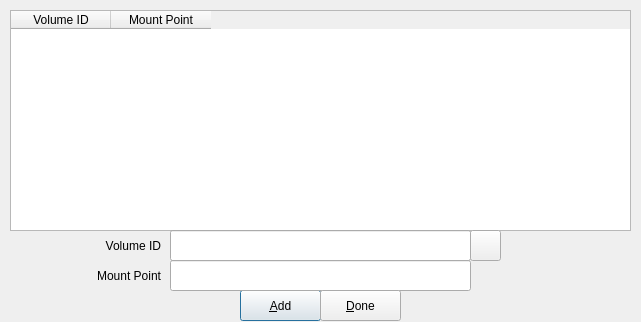
Old version of the form src/favorites.ui in the repository mhogomchungu/cryfs-gui.
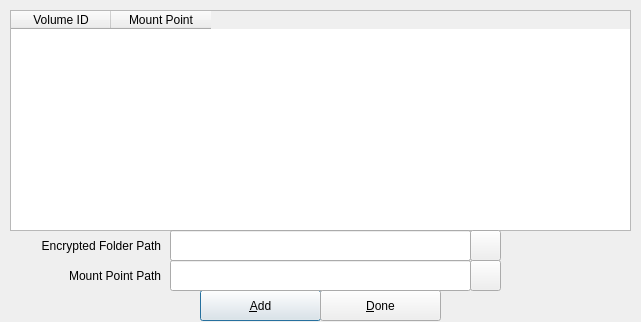
New version of the form.

Diff of the .ui file:
```diff
--- a/src/favorites.ui
+++ b/src/favorites.ui
@@ -19,9 +19,9 @@
   <widget class="QPushButton" name="pbAdd">
    <property name="geometry">
     <rect>
-     <x>240</x>
+     <x>200</x>
      <y>290</y>
-     <width>81</width>
+     <width>121</width>
      <height>31</height>
     </rect>
    </property>
@@ -86,7 +86,7 @@
     </rect>
    </property>
    <property name="text">
-    <string>Volume ID</string>
+    <string>Encrypted Folder Path</string>
    </property>
    <property name="alignment">
     <set>Qt::AlignRight|Qt::AlignTrailing|Qt::AlignVCenter</set>
@@ -105,7 +105,7 @@
     </rect>
    </property>
    <property name="text">
-    <string>Mount Point</string>
+    <string>Mount Point Path</string>
    </property>
    <property name="alignment">
     <set>Qt::AlignRight|Qt::AlignTrailing|Qt::AlignVCenter</set>
@@ -155,7 +155,7 @@
     <rect>
      <x>320</x>
      <y>290</y>
-     <width>81</width>
+     <width>121</width>
      <height>31</height>
     </rect>
    </property>
@@ -163,6 +163,19 @@
     <string>&amp;Done</string>
    </property>
   </widget>
+  <widget class="QPushButton" name="pbMountPointPath">
+   <property name="geometry">
+    <rect>
+     <x>470</x>
+     <y>260</y>
+     <width>31</width>
+     <height>31</height>
+    </rect>
+   </property>
+   <property name="text">
+    <string/>
+   </property>
+  </widget>
  </widget>
  <tabstops>
   <tabstop>tableWidget</tabstop>
```
Left out of the diff: 4 changed lines with no effect on the pictures.
